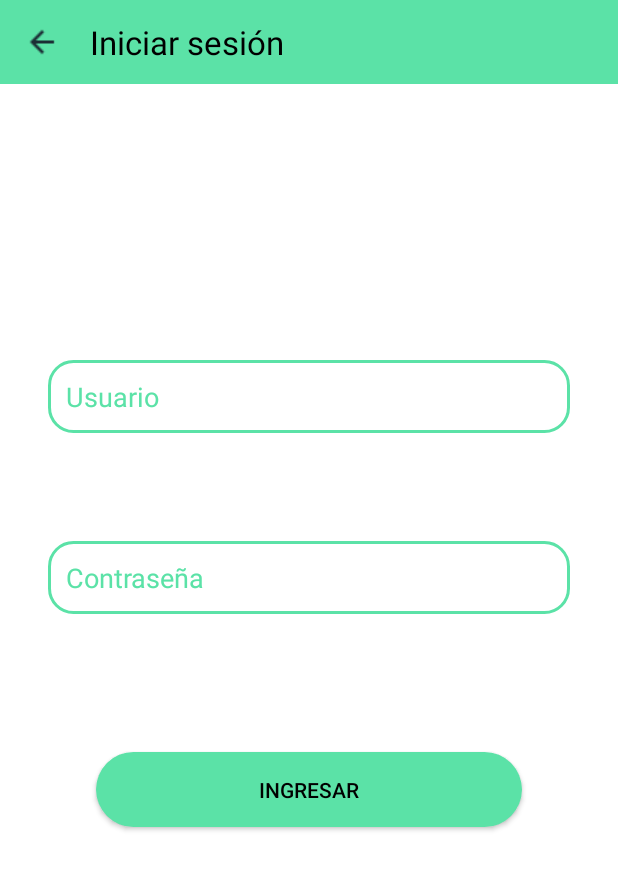
After one commit to carlossutachanparra/QTA2, an Android app: the LoginActivity screen opened directly, with no data from a screen before it, on a phone screen of 412 x 824 dp. The commit adds this screen. Shown: the top 870 px of the screen. Run offline under Robolectric (Android 15) with nearby library versions, the phone set to English and light mode, and no system bars.

Commit message:
pantalla de inicio y de login con intents y campos mandatorios

```diff
--- a/app/src/main/AndroidManifest.xml
+++ b/app/src/main/AndroidManifest.xml
@@ -1,4 +1,3 @@
-<?xml version="1.0" encoding="utf-8"?>
 <manifest xmlns:android="http://schemas.android.com/apk/res/android"
     xmlns:tools="http://schemas.android.com/tools">
 
@@ -7,17 +6,23 @@
         android:dataExtractionRules="@xml/data_extraction_rules"
         android:fullBackupContent="@xml/backup_rules"
         android:icon="@mipmap/ic_launcher"
-        android:label="@string/app_name"
+        android:label="My Application"
         android:roundIcon="@mipmap/ic_launcher_round"
         android:supportsRtl="true"
         android:theme="@style/Theme.MyApplication"
         tools:targetApi="31">
+
+        <!-- Pantalla de login -->
+        <activity
+            android:name=".LoginActivity"
+            android:exported="true" />
+
+        <!-- Pantalla principal (main) -->
         <activity
             android:name=".MainActivity"
             android:exported="true">
             <intent-filter>
                 <action android:name="android.intent.action.MAIN" />
-
                 <category android:name="android.intent.category.LAUNCHER" />
             </intent-filter>
         </activity>
--- /dev/null
+++ b/app/src/main/java/com/example/myapplication/LoginActivity.kt
@@ -0,0 +1,41 @@
+package com.example.myapplication
+
+import android.os.Bundle
+import android.widget.Button
+import android.widget.EditText
+import android.widget.Toast
+import androidx.appcompat.app.AppCompatActivity
+import androidx.appcompat.widget.Toolbar
+
+class LoginActivity : AppCompatActivity() {
+    override fun onCreate(savedInstanceState: Bundle?) {
+        super.onCreate(savedInstanceState)
+        setContentView(R.layout.activity_login)
+
+        // Flecha de regreso funcional
+        val toolbar = findViewById<Toolbar>(R.id.toolbar)
+        setSupportActionBar(toolbar)
+        supportActionBar?.setDisplayHomeAsUpEnabled(true)
+        toolbar.setNavigationOnClickListener {
+            finish() // Regresa a la pantalla anterior
+        }
+
+        // Referencias a los campos
+        val emailField = findViewById<EditText>(R.id.editTextEmail)
+        val passwordField = findViewById<EditText>(R.id.editTextPassword)
+        val botonIngresar = findViewById<Button>(R.id.botonIngresar)
+
+        // Validación de campos
+        botonIngresar.setOnClickListener {
+            val email = emailField.text.toString().trim()
+            val password = passwordField.text.toString().trim()
+
+            if (email.isEmpty() || password.isEmpty()) {
+                Toast.makeText(this, "Por favor llena todos los campos", Toast.LENGTH_SHORT).show()
+            } else {
+                Toast.makeText(this, "¡Inicio correcto (sin conexión aún)!", Toast.LENGTH_SHORT).show()
+                // Aquí luego puedes llamar a Firebase Authentication
+            }
+        }
+    }
+}
--- a/app/src/main/java/com/example/myapplication/MainActivity.kt
+++ b/app/src/main/java/com/example/myapplication/MainActivity.kt
@@ -1,20 +1,22 @@
 package com.example.myapplication
 
+import android.content.Intent
 import android.os.Bundle
-import androidx.activity.enableEdgeToEdge
+import android.widget.Button
 import androidx.appcompat.app.AppCompatActivity
-import androidx.core.view.ViewCompat
-import androidx.core.view.WindowInsetsCompat
 
 class MainActivity : AppCompatActivity() {
     override fun onCreate(savedInstanceState: Bundle?) {
         super.onCreate(savedInstanceState)
-        enableEdgeToEdge()
         setContentView(R.layout.activity_main)
-        ViewCompat.setOnApplyWindowInsetsListener(findViewById(R.id.main)) { v, insets ->
-            val systemBars = insets.getInsets(WindowInsetsCompat.Type.systemBars())
-            v.setPadding(systemBars.left, systemBars.top, systemBars.right, systemBars.bottom)
-            insets
+
+        // Referencia al botón
+        val botonIniciar = findViewById<Button>(R.id.boton_iniciar)
+
+        // Acción al presionar el botón
+        botonIniciar.setOnClickListener {
+            val intent = Intent(this, LoginActivity::class.java)
+            startActivity(intent)
         }
     }
 }
--- /dev/null
+++ b/app/src/main/res/drawable/boton_redondo.xml
@@ -0,0 +1,6 @@
+<shape xmlns:android="http://schemas.android.com/apk/res/android"
+    android:shape="rectangle">
+
+    <solid android:color="#5BE2A7" /> <!-- Color verde que usas en el resto del diseño -->
+    <corners android:radius="100dp" />
+</shape>
--- /dev/null
+++ b/app/src/main/res/drawable/fondo_campo_edittext.xml
@@ -0,0 +1,14 @@
+<shape xmlns:android="http://schemas.android.com/apk/res/android"
+    android:shape="rectangle">
+
+    <!-- Fondo blanco -->
+    <solid android:color="@android:color/white"/>
+
+    <!-- Borde verde -->
+    <stroke
+        android:width="2dp"
+        android:color="#5BE2A7"/>
+
+    <!-- Bordes redondeados -->
+    <corners android:radius="16dp"/>
+</shape>
--- /dev/null
+++ b/app/src/main/res/layout/activity_login.xml
@@ -0,0 +1,77 @@
+<?xml version="1.0" encoding="utf-8"?>
+<androidx.constraintlayout.widget.ConstraintLayout
+    xmlns:android="http://schemas.android.com/apk/res/android"
+    xmlns:app="http://schemas.android.com/apk/res-auto"
+    android:layout_width="match_parent"
+    android:layout_height="match_parent"
+    android:background="@android:color/white">
+
+    <!-- Barra superior -->
+    <androidx.appcompat.widget.Toolbar
+        android:id="@+id/toolbar"
+        android:layout_width="0dp"
+        android:layout_height="56dp"
+        android:background="#5BE2A7"
+        android:theme="@style/ThemeOverlay.AppCompat.Dark.ActionBar"
+        app:title="@string/iniciar_sesion"
+        app:titleTextColor="@android:color/black"
+        app:navigationIcon="@drawable/flecha"
+        app:layout_constraintTop_toTopOf="parent"
+        app:layout_constraintStart_toStartOf="parent"
+        app:layout_constraintEnd_toEndOf="parent" />
+
+    <!-- Campo de usuario -->
+
+    <!-- Campo de contraseña -->
+
+    <!-- Botón Ingresar con fondo ovalado verde -->
+    <EditText
+        android:id="@+id/editTextEmail"
+        android:layout_width="0dp"
+        android:layout_height="wrap_content"
+        android:layout_marginHorizontal="32dp"
+        android:layout_marginTop="184dp"
+        android:autofillHints="emailAddress"
+        android:background="@drawable/fondo_campo_edittext"
+        android:hint="@string/usuario"
+        android:inputType="textEmailAddress"
+        android:padding="12dp"
+        android:textColor="#000000"
+        android:textColorHint="#5BE2A7"
+        app:layout_constraintEnd_toEndOf="parent"
+        app:layout_constraintStart_toStartOf="parent"
+        app:layout_constraintTop_toBottomOf="@id/toolbar" />
+
+    <EditText
+        android:id="@+id/editTextPassword"
+        android:layout_width="0dp"
+        android:layout_height="wrap_content"
+        android:layout_marginHorizontal="32dp"
+        android:layout_marginTop="72dp"
+        android:autofillHints="password"
+        android:background="@drawable/fondo_campo_edittext"
+        android:hint="@string/contrasena"
+        android:inputType="textPassword"
+        android:padding="12dp"
+        android:textColor="#000000"
+        android:textColorHint="#5BE2A7"
+        app:layout_constraintEnd_toEndOf="parent"
+        app:layout_constraintHorizontal_bias="0.75"
+        app:layout_constraintStart_toStartOf="parent"
+        app:layout_constraintTop_toBottomOf="@id/editTextEmail" />
+
+    <androidx.appcompat.widget.AppCompatButton
+        android:id="@+id/botonIngresar"
+        android:layout_width="0dp"
+        android:layout_height="50dp"
+        android:layout_marginHorizontal="64dp"
+        android:layout_marginTop="92dp"
+        android:background="@drawable/boton_redondo"
+        android:text="@string/ingresar"
+        android:textColor="@android:color/black"
+        app:layout_constraintEnd_toEndOf="parent"
+        app:layout_constraintHorizontal_bias="0.57"
+        app:layout_constraintStart_toStartOf="parent"
+        app:layout_constraintTop_toBottomOf="@id/editTextPassword" />
+
+</androidx.constraintlayout.widget.ConstraintLayout>
--- a/app/src/main/res/values/colors.xml
+++ b/app/src/main/res/values/colors.xml
@@ -2,4 +2,6 @@
 <resources>
     <color name="black">#FF000000</color>
     <color name="white">#FFFFFFFF</color>
+    <color name="verde_principal">#5BE2A7</color>
+
 </resources>
--- a/app/src/main/res/values/strings.xml
+++ b/app/src/main/res/values/strings.xml
@@ -1,3 +1,7 @@
 <resources>
     <string name="app_name">My Application</string>
+    <string name="iniciar_sesion">Iniciar sesión</string>
+    <string name="usuario">Usuario</string>
+    <string name="contrasena">Contraseña</string>
+    <string name="ingresar">Ingresar</string>
 </resources>
```
Also changed, not shown: app/src/main/res/drawable/flecha.png (added).
